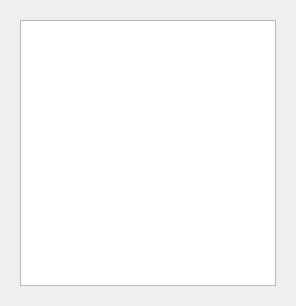
The window that rana_qgis_plugin/widgets/ui/rana.ui (nens/rana-qgis-plugin) describes before a commit, drawn with Qt 5.
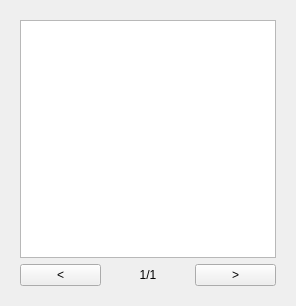
The same window after the commit.

Commit message: project pagination

```diff
--- a/rana_qgis_plugin/widgets/ui/rana.ui
+++ b/rana_qgis_plugin/widgets/ui/rana.ui
@@ -23,6 +23,34 @@
          </property>
         </widget>
        </item>
+       <item row="1" column="0">
+        <layout class="QHBoxLayout" name="pagination_layout">
+         <item>
+          <widget class="QPushButton" name="btn_previous">
+           <property name="text">
+            <string>&lt;</string>
+           </property>
+          </widget>
+         </item>
+         <item>
+          <widget class="QLabel" name="label_page_number">
+           <property name="text">
+            <string>1/1</string>
+           </property>
+           <property name="alignment">
+            <set>Qt::AlignCenter</set>
+           </property>
+          </widget>
+         </item>
+         <item>
+          <widget class="QPushButton" name="btn_next">
+           <property name="text">
+            <string>&gt;</string>
+           </property>
+          </widget>
+         </item>
+        </layout>
+       </item>
       </layout>
      </widget>
      <widget class="QWidget" name="files_widget">
```
The commit also changes 1 other file.
